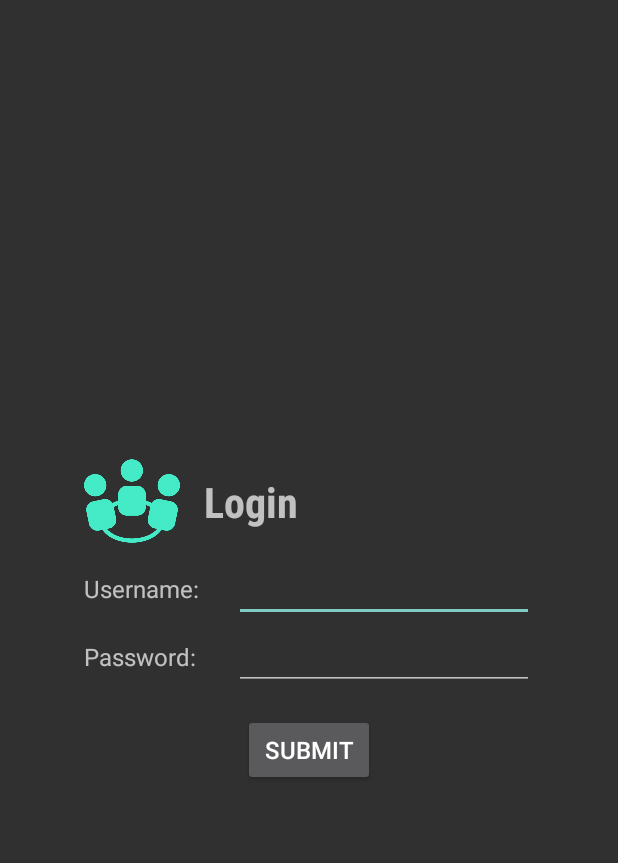
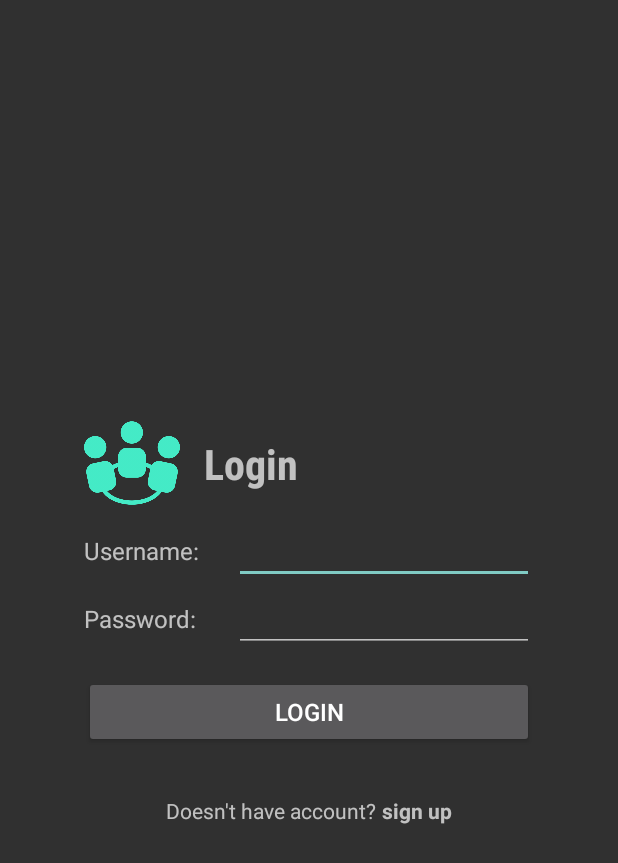
Before and after one commit to dionsaputra/Nagare, an Android app: the LoginActivity screen opened directly, with no data from a screen before it, on a phone screen of 412 x 824 dp. Shown: the top 863 px of the screen. Run offline under Robolectric (Android 15) with nearby library versions, the phone set to English and light mode, and no system bars.

Commit message:
add signup

```diff
--- a/app/src/main/res/layout/activity_login.xml
+++ b/app/src/main/res/layout/activity_login.xml
@@ -35,7 +35,7 @@
                 android:textStyle="bold"/>
         </LinearLayout>
 
-        <!-- Username and password container -->
+        <!-- Username, password, and button login container -->
         <LinearLayout
             android:layout_width="match_parent"
             android:layout_height="wrap_content"
@@ -82,17 +82,36 @@
 
             </LinearLayout>
 
+            <!-- Login button -->
+            <Button
+                android:text="@string/login"
+                android:layout_marginTop="16dp"
+                android:layout_width="match_parent"
+                android:layout_height="wrap_content"
+                android:textSize="16sp"/>
 
         </LinearLayout>
 
-        <!-- Submit button -->
-        <Button
-            android:text="@string/submit"
-            android:layout_marginTop="16dp"
-            android:layout_gravity="center"
+        <LinearLayout
             android:layout_width="wrap_content"
             android:layout_height="wrap_content"
-            android:textSize="16sp"/>
+            android:orientation="horizontal"
+            android:layout_marginTop="32dp"
+            android:layout_gravity="center">
+
+            <TextView
+                android:text="@string/not_have_account"
+                android:layout_width="wrap_content"
+                android:layout_height="wrap_content" />
+
+            <TextView
+                android:text="@string/signup"
+                android:layout_marginLeft="4dp"
+                android:textStyle="bold"
+                android:layout_width="wrap_content"
+                android:layout_height="wrap_content" />
+        </LinearLayout>
+
     </LinearLayout>
 
 </RelativeLayout>
--- a/app/src/main/res/values/colors.xml
+++ b/app/src/main/res/values/colors.xml
@@ -1,6 +1,6 @@
 <?xml version="1.0" encoding="utf-8"?>
 <resources>
-    <color name="colorPrimary">#3F51B5</color>
-    <color name="colorPrimaryDark">#303F9F</color>
-    <color name="colorAccent">#FF4081</color>
+    <color name="colorPrimary">#46eac5</color>
+    <color name="colorPrimaryDark">#00b795</color>
+    <color name="colorAccent">#FF814E</color>
 </resources>
--- a/app/src/main/res/values/strings.xml
+++ b/app/src/main/res/values/strings.xml
@@ -26,4 +26,6 @@
     <string name="username">Username: </string>
     <string name="password">Password:</string>
     <string name="submit">Submit</string>
+    <string name="not_have_account">Doesn\'t have account?</string>
+    <string name="signup">sign up</string>
 </resources>
```
